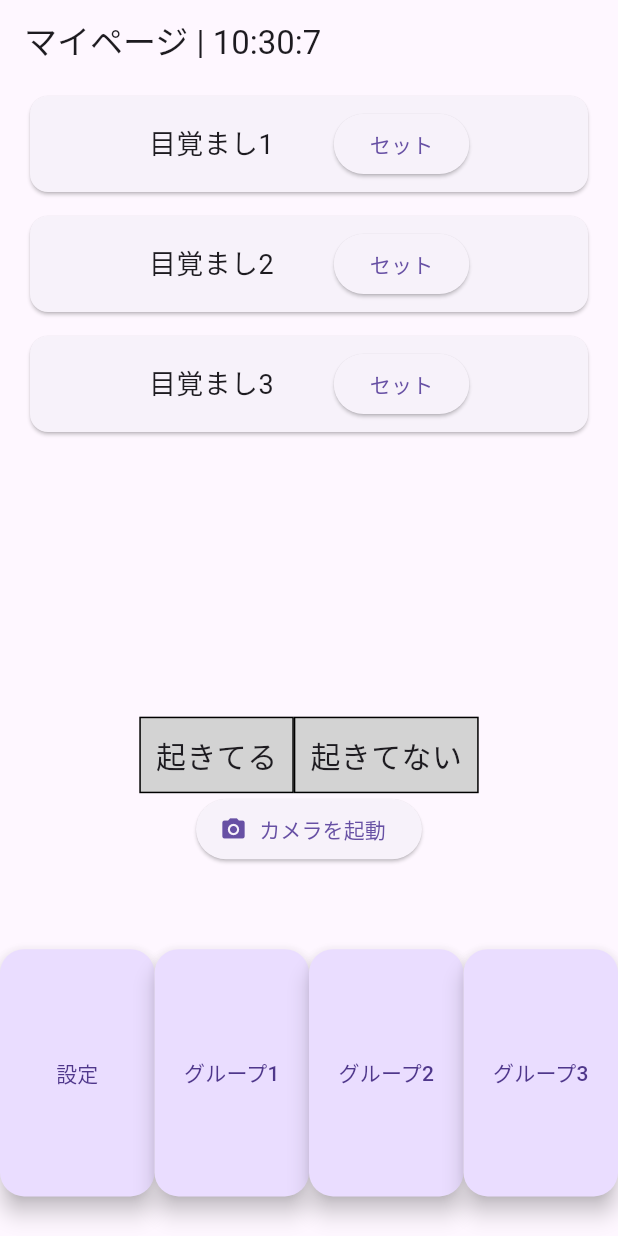
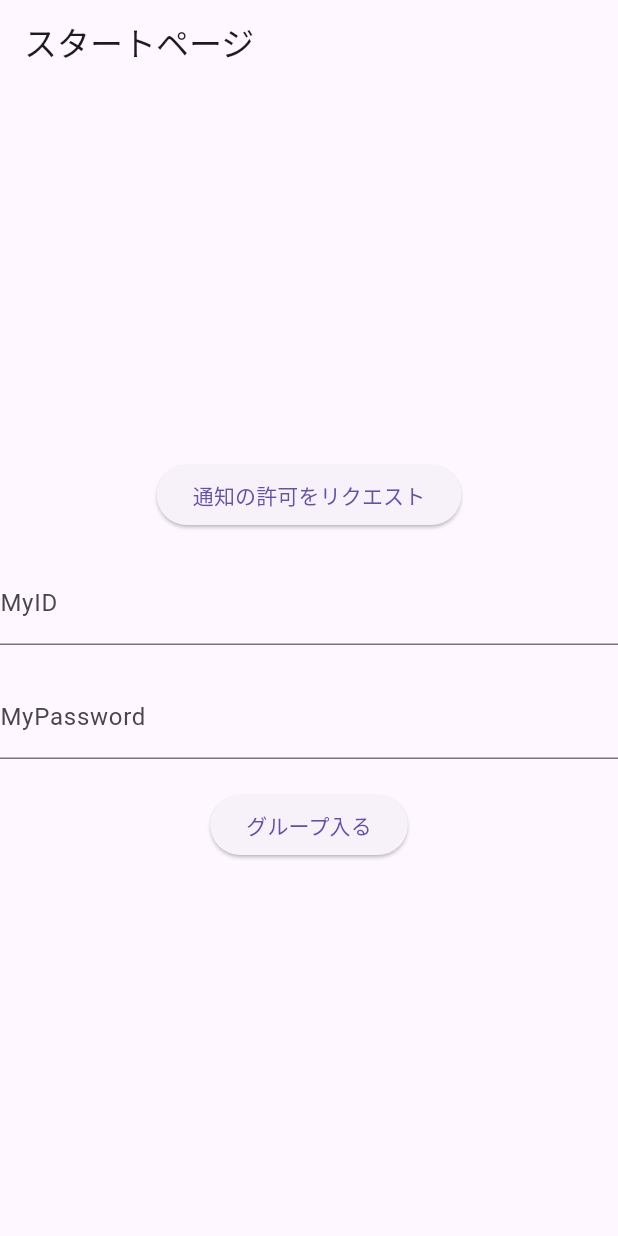
Before and after one commit to yumi-0223/alarm, a Flutter app: the screen it shows after launch, on a phone screen of 412 x 824 dp. Run offline on Flutter 3.47's test engine with Material 3 defaults, Android fonts, the phone set to English and light mode, and no system bars; our stand-ins replace image_picker, permission_handler.

Commit message:
いわ(start→main)

```diff
--- a/lib/digitalcontents-alarm/pages/start/start.dart
+++ b/lib/digitalcontents-alarm/pages/start/start.dart
@@ -1,22 +1,9 @@
 /*ひなたちゃんここで書いてね*/
 import 'package:flutter/material.dart';
 import 'package:permission_handler/permission_handler.dart';
+import '../mypage/my_page.dart';
 
-void main() {
-  runApp(MyApp());
-}
-
-class MyApp extends StatelessWidget {
-  @override
-  Widget build(BuildContext context) {
-    return MaterialApp(
-      debugShowCheckedModeBanner: false,
-      home: PermissionExample(),
-    );
-  }
-}
-
-class PermissionExample extends StatelessWidget {
+class Start extends StatelessWidget {
   Future<void> requestNotificationPermission() async {
     var status = await Permission.notification.status;
 
@@ -34,14 +21,44 @@ class PermissionExample extends StatelessWidget {
 
   @override
   Widget build(BuildContext context) {
+    final TextEditingController _MyIDController = TextEditingController();
+    final TextEditingController _MyPasswordController = TextEditingController();
+
     return Scaffold(
-      appBar: AppBar(title: Text('Permission Example')),
+      appBar: AppBar(title: Text('スタートページ')),
       body: Center(
-        child: ElevatedButton(
-          onPressed: () {
-            requestNotificationPermission();
-          },
-          child: Text('通知の許可をリクエスト'),
+        child: Column(
+          mainAxisAlignment: MainAxisAlignment.center, // 中央揃え
+          children: [
+            ElevatedButton(
+              onPressed: () {
+                requestNotificationPermission();
+              },
+              child: Text('通知の許可をリクエスト'),
+            ),
+            SizedBox(height: 20), // ボタンとテキストフィールドの間に余白
+            TextField(
+              controller: _MyIDController, // myID用コントローラー
+              decoration: InputDecoration(labelText: 'MyID'),
+            ),
+            SizedBox(height: 20),
+            TextField(
+              controller: _MyPasswordController, // Myパスワード用コントローラー
+              decoration: InputDecoration(labelText: 'MyPassword'),
+            ),
+            SizedBox(height: 20),
+            Center(
+              child: ElevatedButton(
+                onPressed: () {
+                  Navigator.push(
+                    context,
+                    MaterialPageRoute(builder: (context) => MyPage()),
+                  );
+                },
+                child: Text("グループ入る"),
+              ),
+            ),
+          ],
         ),
       ),
     );
--- a/lib/main.dart
+++ b/lib/main.dart
@@ -1,5 +1,7 @@
+import 'package:alarm/digitalcontents-alarm/pages/start/start.dart';
 import 'package:flutter/material.dart';
 import 'digitalcontents-alarm/pages/mypage/my_page.dart';
+import 'digitalcontents-alarm/pages/start/start.dart';
 
 void main() {
   runApp(MyApp());
@@ -13,7 +15,7 @@ class MyApp extends StatelessWidget {
       theme: ThemeData(
         primarySwatch: Colors.blue,
       ),
-      home: MyPage(), // 初期画面
+      home: Start(), // 初期画面
     );
   }
 }
```
